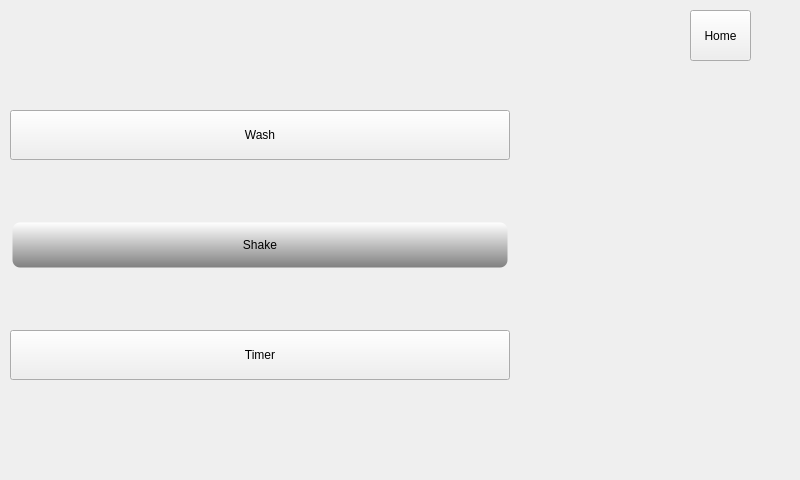
Old version of the form mainwindow.ui in the repository srikrishnan90/washer.
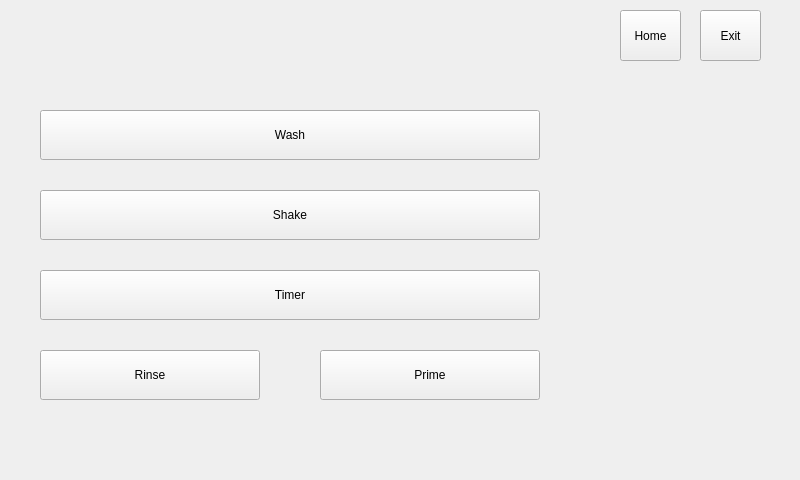
New version of the form. The open tabs and pages were chosen to show the change.

Patch:
```diff
--- a/mainwindow.ui
+++ b/mainwindow.ui
@@ -33,7 +33,7 @@
      <widget class="QToolButton" name="toolButton">
       <property name="geometry">
        <rect>
-        <x>10</x>
+        <x>40</x>
         <y>60</y>
         <width>500</width>
         <height>50</height>
@@ -78,20 +78,14 @@
      <widget class="QToolButton" name="toolButton_2">
       <property name="geometry">
        <rect>
-        <x>10</x>
-        <y>170</y>
+        <x>40</x>
+        <y>140</y>
         <width>500</width>
         <height>50</height>
        </rect>
       </property>
       <property name="styleSheet">
-       <string notr="true">QToolButton{
-background-color: qlineargradient(x1: 0, y1: 0, x2: 0, y2: 1, stop: 0 white, stop: 1 grey);
-border-style: bevel;
-border-color: black;
-border-width: 5px;
-border-radius: 10px;
-}</string>
+       <string notr="true"/>
       </property>
       <property name="text">
        <string>Shake</string>
@@ -100,8 +94,8 @@
      <widget class="QToolButton" name="toolButton_3">
       <property name="geometry">
        <rect>
-        <x>10</x>
-        <y>280</y>
+        <x>40</x>
+        <y>220</y>
         <width>500</width>
         <height>50</height>
        </rect>
@@ -110,6 +104,32 @@
        <string>Timer</string>
       </property>
      </widget>
+     <widget class="QToolButton" name="toolButton_8">
+      <property name="geometry">
+       <rect>
+        <x>40</x>
+        <y>300</y>
+        <width>220</width>
+        <height>50</height>
+       </rect>
+      </property>
+      <property name="text">
+       <string>Rinse</string>
+      </property>
+     </widget>
+     <widget class="QToolButton" name="toolButton_16">
+      <property name="geometry">
+       <rect>
+        <x>320</x>
+        <y>300</y>
+        <width>220</width>
+        <height>50</height>
+       </rect>
+      </property>
+      <property name="text">
+       <string>Prime</string>
+      </property>
+     </widget>
     </widget>
     <widget class="QWidget" name="page_2">
      <widget class="QGroupBox" name="groupBox">
@@ -4236,7 +4256,7 @@
    <widget class="QToolButton" name="toolButton_4">
     <property name="geometry">
      <rect>
-      <x>690</x>
+      <x>620</x>
       <y>10</y>
       <width>61</width>
       <height>51</height>
@@ -4259,6 +4279,19 @@
      <string/>
     </property>
    </widget>
+   <widget class="QToolButton" name="toolButton_17">
+    <property name="geometry">
+     <rect>
+      <x>700</x>
+      <y>10</y>
+      <width>61</width>
+      <height>51</height>
+     </rect>
+    </property>
+    <property name="text">
+     <string>Exit</string>
+    </property>
+   </widget>
   </widget>
  </widget>
  <layoutdefault spacing="6" margin="11"/>
```
Left out of the diff: 18 changed lines with no effect on the pictures.
